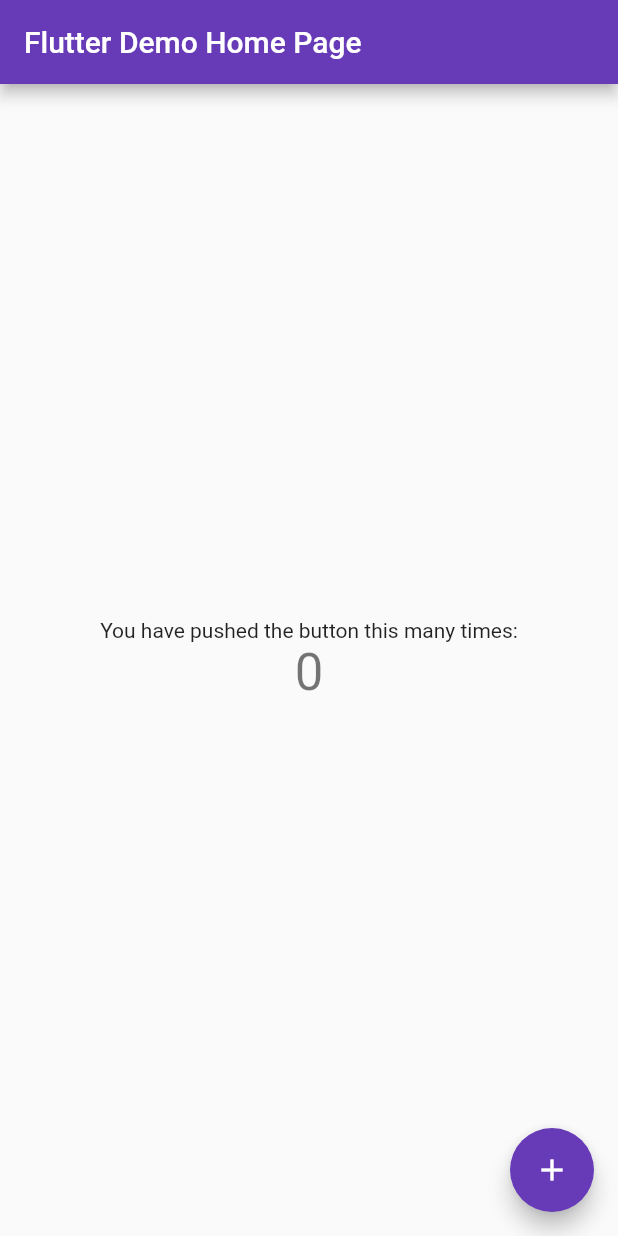
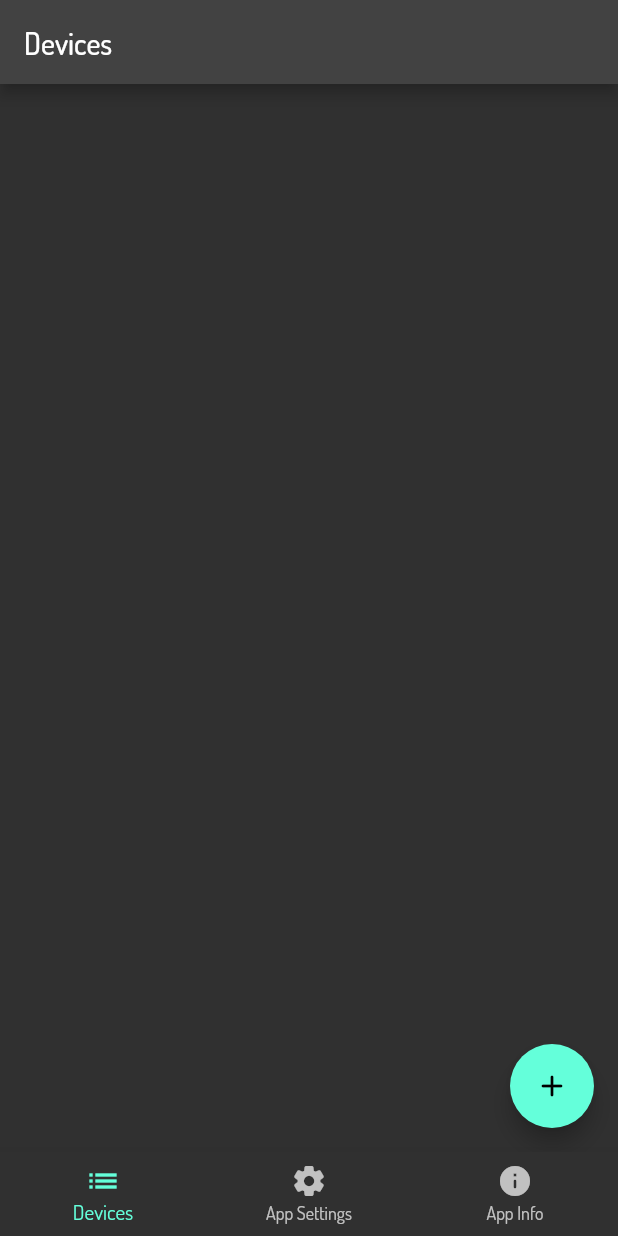
Before and after one commit to theChroma/powermeter_app, a Flutter app: the screen it shows after launch, on a phone screen of 412 x 824 dp. Run offline on Flutter 3.47's test engine with Material 2 defaults, Android fonts, the light colour scheme and no system bars; our stand-ins replace go_router, shared_preferences.

Commit message:
added page structure

```diff
--- a/lib/main.dart
+++ b/lib/main.dart
@@ -1,115 +1,81 @@
+import 'package:powermeter_app/pages/overview/app_settings.dart';
+import 'package:powermeter_app/pages/overview/app_info.dart';
+import 'package:powermeter_app/pages/overview/devices.dart';
+import 'package:powermeter_app/pages/wizard/add_device.dart';
+import 'package:powermeter_app/theme.dart';
+import 'package:powermeter_app/widgets/navigation.dart';
 import 'package:flutter/material.dart';
+import 'package:go_router/go_router.dart';
+import 'package:powermeter_app/pages/page_names.dart' as page_names;
 
 void main() {
-  runApp(const MyApp());
+  runApp(const PowerMeterApp());
 }
 
-class MyApp extends StatelessWidget {
-  const MyApp({Key? key}) : super(key: key);
+final _router = GoRouter(
+  initialLocation: '/overview/devices',
+  routes: [
+    GoRoute(
+      name: page_names.addDevice,
+      path: '/wizard/add-device',
+      pageBuilder: (context, state) => NoTransitionPage(child: AddDevicePage()),
+    ),
+    ShellRoute(
+      builder: (context, state, child) => Navigation(
+        child: child,
+        destinations: const [
+          BottomNavigationBarItem(
+            icon: Icon(Icons.list),
+            label: page_names.devices
+          ),
+          BottomNavigationBarItem(
+            icon: Icon(Icons.settings_rounded),
+            label: page_names.appSettings
+          ),
+          BottomNavigationBarItem(
+            icon: Icon(Icons.info_rounded),
+            label: page_names.appInfo
+          ),
+        ],
+      ),
+      routes: [
+        GoRoute(
+          name: page_names.devices,
+          path: '/overview/devices',
+          pageBuilder: (context, state) {
+            return const NoTransitionPage(child: DevicesPage());
+          },
+        ),
+        GoRoute(
+          name: page_names.appSettings,
+          path: '/overview/app-settings',
+          pageBuilder: (context, state) {
+            return const NoTransitionPage(child: AppSettingsPage());
+          },
+        ),
+        GoRoute(
+          name: page_names.appInfo,
+          path: '/overview/app-info',
+          pageBuilder: (context, state) {
+            return const NoTransitionPage(child: AppInfoPage());
+          },
+        ),
+      ]
+    ),
+  ],
+);
 
-  // This widget is the root of your application.
+class PowerMeterApp extends StatelessWidget {
+  const PowerMeterApp({Key? key}) : super(key: key);
+
   @override
   Widget build(BuildContext context) {
-    return MaterialApp(
-      title: 'Flutter Demo',
-      theme: ThemeData(
-        // This is the theme of your application.
-        //
-        // Try running your application with "flutter run". You'll see the
-        // application has a blue toolbar. Then, without quitting the app, try
-        // changing the primarySwatch below to Colors.green and then invoke
-        // "hot reload" (press "r" in the console where you ran "flutter run",
-        // or simply save your changes to "hot reload" in a Flutter IDE).
-        // Notice that the counter didn't reset back to zero; the application
-        // is not restarted.
-        primarySwatch: Colors.deepPurple,
-      ),
-      home: const MyHomePage(title: 'Flutter Demo Home Page'),
+    return MaterialApp.router(
+      routerConfig: _router,
+      themeMode: ThemeMode.dark,
+      title: 'PowerMeter',
+      darkTheme: darkTheme,
+      theme: lightTheme,
     );
   }
 }
-
-class MyHomePage extends StatefulWidget {
-  const MyHomePage({Key? key, required this.title}) : super(key: key);
-
-  // This widget is the home page of your application. It is stateful, meaning
-  // that it has a State object (defined below) that contains fields that affect
-  // how it looks.
-
-  // This class is the configuration for the state. It holds the values (in this
-  // case the title) provided by the parent (in this case the App widget) and
-  // used by the build method of the State. Fields in a Widget subclass are
-  // always marked "final".
-
-  final String title;
-
-  @override
-  State<MyHomePage> createState() => _MyHomePageState();
-}
-
-class _MyHomePageState extends State<MyHomePage> {
-  int _counter = 0;
-
-  void _incrementCounter() {
-    setState(() {
-      // This call to setState tells the Flutter framework that something has
-      // changed in this State, which causes it to rerun the build method below
-      // so that the display can reflect the updated values. If we changed
-      // _counter without calling setState(), then the build method would not be
-      // called again, and so nothing would appear to happen.
-      _counter++;
-    });
-  }
-
-  @override
-  Widget build(BuildContext context) {
-    // This method is rerun every time setState is called, for instance as done
-    // by the _incrementCounter method above.
-    //
-    // The Flutter framework has been optimized to make rerunning build methods
-    // fast, so that you can just rebuild anything that needs updating rather
-    // than having to individually change instances of widgets.
-    return Scaffold(
-      appBar: AppBar(
-        // Here we take the value from the MyHomePage object that was created by
-        // the App.build method, and use it to set our appbar title.
-        title: Text(widget.title),
-      ),
-      body: Center(
-        // Center is a layout widget. It takes a single child and positions it
-        // in the middle of the parent.
-        child: Column(
-          // Column is also a layout widget. It takes a list of children and
-          // arranges them vertically. By default, it sizes itself to fit its
-          // children horizontally, and tries to be as tall as its parent.
-          //
-          // Invoke "debug painting" (press "p" in the console, choose the
-          // "Toggle Debug Paint" action from the Flutter Inspector in Android
-          // Studio, or the "Toggle Debug Paint" command in Visual Studio Code)
-          // to see the wireframe for each widget.
-          //
-          // Column has various properties to control how it sizes itself and
-          // how it positions its children. Here we use mainAxisAlignment to
-          // center the children vertically; the main axis here is the vertical
-          // axis because Columns are vertical (the cross axis would be
-          // horizontal).
-          mainAxisAlignment: MainAxisAlignment.center,
-          children: <Widget>[
-            const Text(
-              'You have pushed the button this many times:',
-            ),
-            Text(
-              '$_counter',
-              style: Theme.of(context).textTheme.headline4,
-            ),
-          ],
-        ),
-      ),
-      floatingActionButton: FloatingActionButton(
-        onPressed: _incrementCounter,
-        tooltip: 'Increment',
-        child: const Icon(Icons.add),
-      ), // This trailing comma makes auto-formatting nicer for build methods.
-    );
-  }
-}
--- /dev/null
+++ b/lib/pages/overview/devices.dart
@@ -0,0 +1,24 @@
+import 'package:flutter/material.dart';
+import 'package:go_router/go_router.dart';
+import 'package:shared_preferences/shared_preferences.dart';
+
+class DevicesPage extends StatelessWidget {
+  const DevicesPage({super.key});
+
+  @override
+  Widget build(BuildContext context) {
+    return Scaffold(
+      floatingActionButton: FloatingActionButton(
+        child: Icon(Icons.add_rounded),
+        onPressed: () {
+          context.goNamed('Add Device');
+        },
+      ),
+      body: Column(
+        children: [
+
+        ]
+      ),
+    );
+  }
+}
--- /dev/null
+++ b/lib/pages/page_names.dart
@@ -0,0 +1,5 @@
+const devices = 'Devices';
+const appSettings = 'App Settings';
+const appInfo = 'App Info';
+const dashboard = 'Dashboard';
+const addDevice = 'Add Device';
--- /dev/null
+++ b/lib/theme.dart
@@ -0,0 +1,16 @@
+import 'package:flutter/material.dart';
+
+const _primaryColor = Color.fromARGB(0, 0, 217, 255);
+const _fontFamily = 'Dosis';
+
+final lightTheme = ThemeData(
+  brightness: Brightness.light,
+  fontFamily: _fontFamily,
+  primaryColor: _primaryColor,
+);
+
+final darkTheme = ThemeData(
+  brightness: Brightness.dark,
+  fontFamily: _fontFamily,
+  primaryColor: _primaryColor,
+);
--- /dev/null
+++ b/lib/widgets/navigation.dart
@@ -0,0 +1,44 @@
+import 'package:flutter/material.dart';
+import 'package:go_router/go_router.dart';
+
+class Navigation extends StatefulWidget {
+  final Widget child;
+  final List<BottomNavigationBarItem> destinations;
+  final List<Widget>? actions;
+
+  const Navigation({
+    required this.child,
+    required this.destinations,
+    this.actions,
+    super.key
+  });
+
+  @override
+  State<Navigation> createState() => _NavigationState();
+}
+
+class _NavigationState extends State<Navigation> {
+  int _currentPageIndex = 0;
+
+  @override
+  Widget build(BuildContext context) {
+    return Scaffold(
+      body: widget.child,
+      appBar: AppBar(
+        title: Text(widget.destinations[_currentPageIndex].label!),
+        actions: widget.actions,
+      ),
+      bottomNavigationBar: BottomNavigationBar(
+        mouseCursor: MaterialStateMouseCursor.clickable,
+        onTap: (int index) {
+          setState(() {
+            _currentPageIndex = index;
+            context.goNamed(widget.destinations[index].label!);
+          });
+        },
+        currentIndex: _currentPageIndex,
+        items: widget.destinations,
+      ),
+    );
+  }
+}
```
Also changed, not shown: analysis_options.yaml (+3 -25 lines), lib/pages/overview/app_info.dart (added, +12 -0 lines), lib/pages/overview/app_settings.dart (added, +12 -0 lines), lib/pages/wizard/add_device.dart (added, +36 -0 lines), lib/widgets/add_device_form.dart (added, +50 -0 lines), pubspec.yaml (+9 -73 lines), fonts/Dosis-VariableFont_wght.ttf (added), lib/pages/device/dashboard.dart (added), lib/pages/device/device_settings.dart (added), lib/pages/device/info.dart (added), pubspec.lock, 5 other files.
